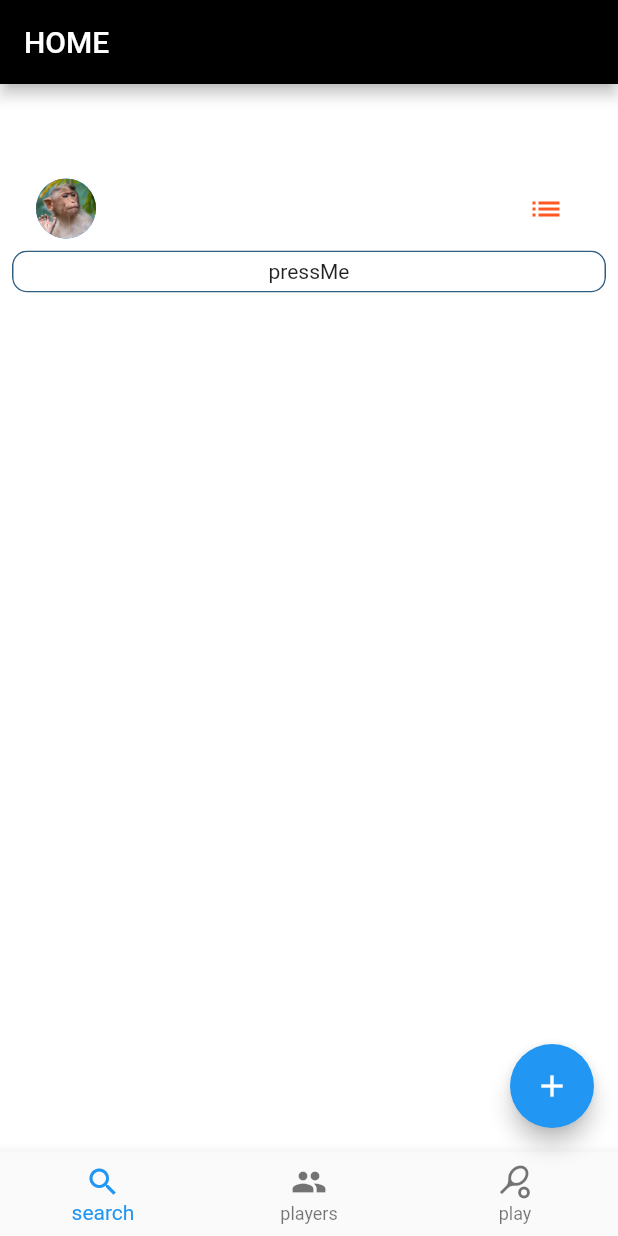
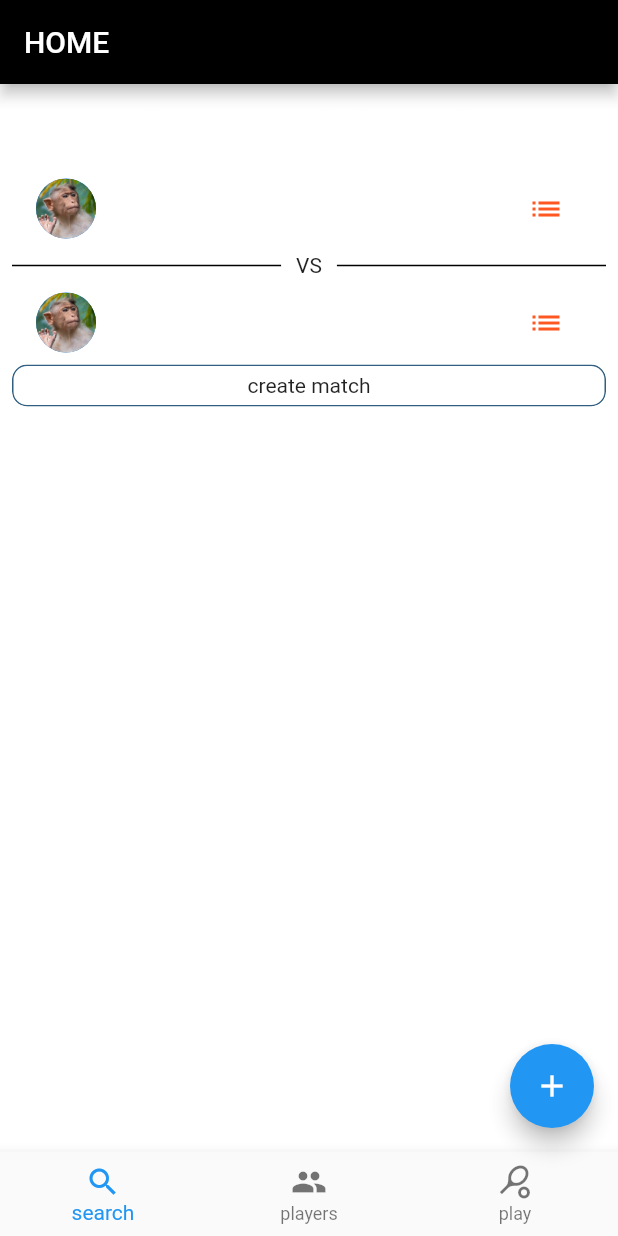
Before and after one commit to getitnordic/get-pong-mono, a Flutter app: the screen it shows after launch, on a phone screen of 412 x 824 dp. Run offline on Flutter 3.47's test engine with Material 2 defaults, Android fonts, the light colour scheme and no system bars; our stand-ins replace google_fonts; Roboto replaces fonts that are missing (Goldman).

Commit message:
add vs Devider

```diff
--- a/app/lib/src/Presentation/pages/home/home_page.dart
+++ b/app/lib/src/Presentation/pages/home/home_page.dart
@@ -23,8 +23,16 @@ class HomePage extends StatelessWidget {
                 ),
               ),
             ),
-            MyPlayerAvatar(title: 'test namn', onTap: () => print('hejehje')),
-            MyBigButton(buttonText: 'pressMe'),
+            MyPlayerAvatar(
+              title: 'test namn',
+              onTap: () => print('hejehje'),
+            ),
+            MyVsDevider(),
+            MyPlayerAvatar(
+              title: 'test namn',
+              onTap: () => print('hejehje'),
+            ),
+            MyBigButton(buttonText: 'create match'),
           ],
         ),
       ),
--- a/app/lib/src/Presentation/widgets/my_player_avatar.dart
+++ b/app/lib/src/Presentation/widgets/my_player_avatar.dart
@@ -16,7 +16,7 @@ class MyPlayerAvatar extends StatelessWidget {
       title: Text(
         title,
         style: TextStyle(
-          fontSize: 20,
+          fontSize: 15,
           color: Colors.white,
         ),
       ),
--- /dev/null
+++ b/app/lib/src/Presentation/widgets/my_vs_devider.dart
@@ -0,0 +1,33 @@
+import 'package:flutter/material.dart';
+
+class MyVsDevider extends StatelessWidget {
+  const MyVsDevider({Key? key}) : super(key: key);
+
+  @override
+  Widget build(BuildContext context) {
+    return Row(children: [
+      Expanded(
+        child: const Divider(
+          height: 20,
+          thickness: 1,
+          indent: 0,
+          endIndent: 10,
+          color: Colors.black,
+        ),
+      ),
+      Text(
+        'VS',
+        textAlign: TextAlign.center,
+      ),
+      Expanded(
+        child: const Divider(
+          height: 20,
+          thickness: 1,
+          indent: 10,
+          endIndent: 0,
+          color: Colors.black,
+        ),
+      ),
+    ]);
+  }
+}
--- a/app/lib/src/Presentation/widgets/widgets.dart
+++ b/app/lib/src/Presentation/widgets/widgets.dart
@@ -1,3 +1,4 @@
 export 'my_bottom_bar.dart';
 export 'my_big_button.dart';
 export 'my_player_avatar.dart';
+export 'my_vs_devider.dart';
```
